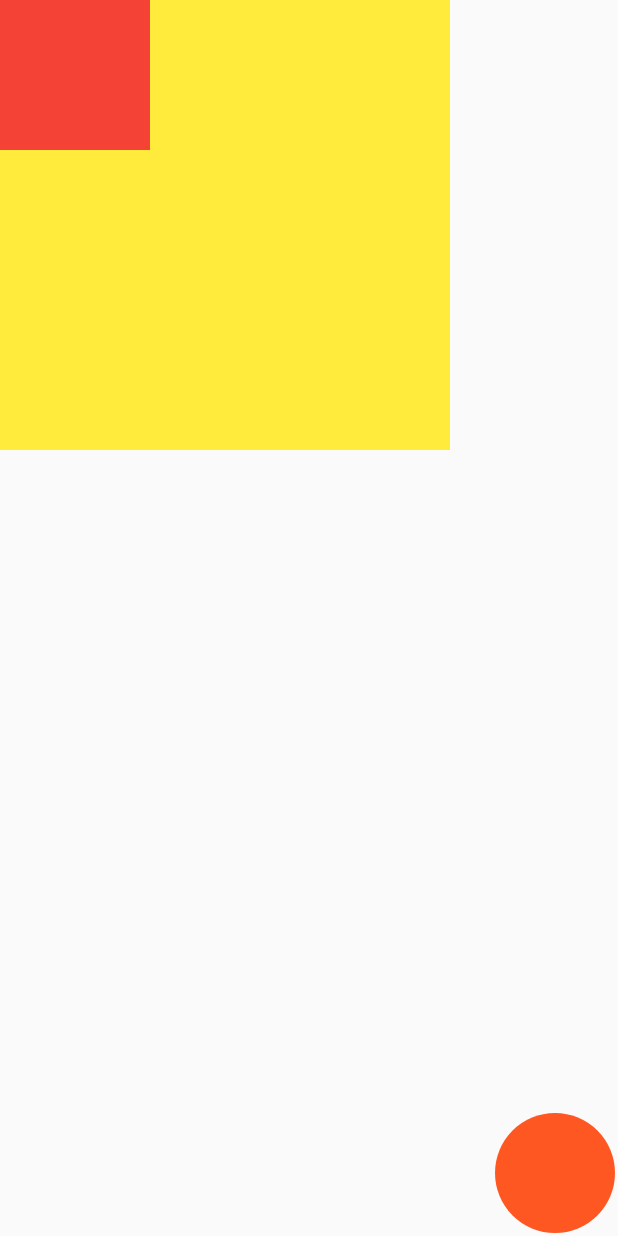
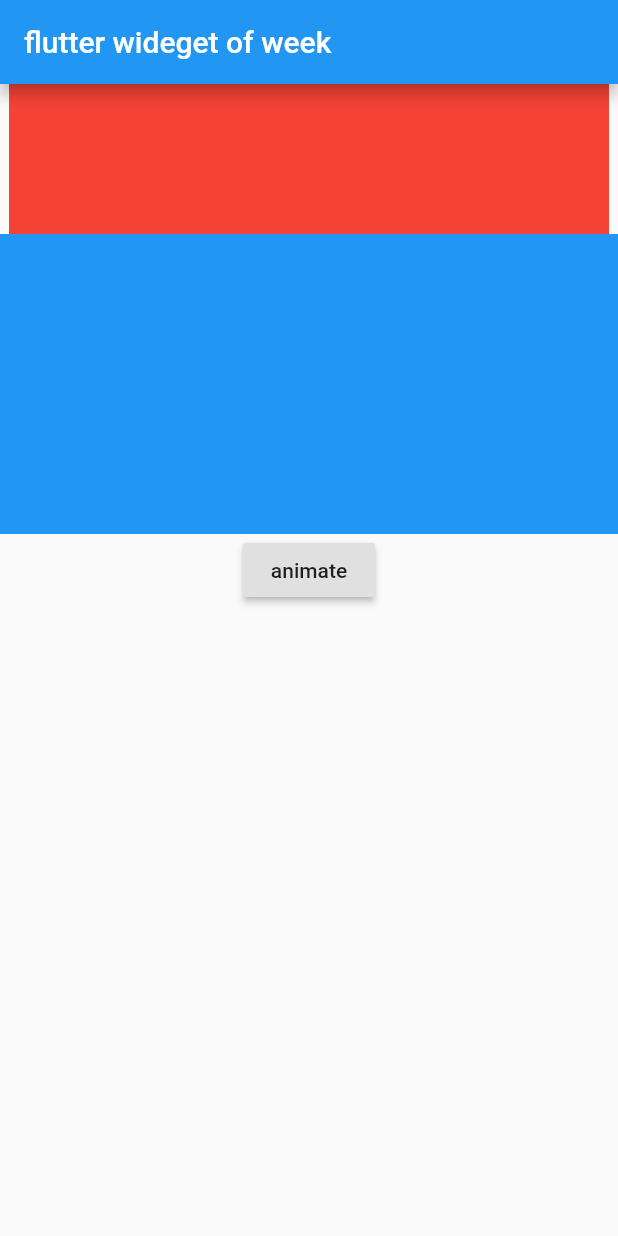
Before and after one commit to akshayyadav76/check, a Flutter app: the screen it shows after launch, on a phone screen of 412 x 824 dp. Run offline on Flutter 3.47's test engine with Material 2 defaults, Android fonts, the phone set to English and light mode, and no system bars.

Commit message:
animated container cool

```diff
--- a/lib/main.dart
+++ b/lib/main.dart
@@ -29,55 +29,48 @@ class _MyHomePageState extends State<MyHomePage> {
 
   //int _counter = 0;
 
-  void _incrementCounter() {
-    setState(() {
-     // _counter++;
-    });
-  }
+  // void _incrementCounter() {
+  //   setState(() {
+  //    // _counter++;
+  //   });
+  // }
   //samw comments
-
+var colorChagen = Colors.blue;
+ var widght  = 400.0;
   @override
   Widget build(BuildContext _) {
-    return Material(
+    return Scaffold(
+      appBar: AppBar(title: Text("flutter wideget of week")),
+  body: Column(
 
-      child:   Stack(
-              children: <Widget>[
-    ClipPath(
+    children: <Widget>[
+       AnimatedContainer(
+         duration: Duration(seconds: 1),
+          height: 100,
+          width: widght,
+         color: Colors.red,
 
+      ),
+      AnimatedContainer(
 
+        duration: Duration(seconds: 1),
+        height: 200,
+        width: double.infinity,
+       color: colorChagen,
+      ),
+      RaisedButton(
+        child: Text("animate"),
+        onPressed: (){
+          setState(() {
+            colorChagen == Colors.blue ? colorChagen = Colors.yellow:colorChagen =Colors.blue;
+            widght == 400.0 ? widght = 100:widght = 400.0;
 
-                              child: Container(
-
-                    width: 300,
-
-                    height: 300,
-
-                    color: Colors.yellow,
-
-                  ),
-
-                ),
-                Container(
-                  height: 100,
-                  width: 100,
-                  color: Colors.red,
-                ),
-                Positioned(
-
-              width: 80,height: 80,
-                  bottom:  2,right: 2,
-                  child: ClipOval(
-                                      child: Container(
-                      width: 10,
-                      height: 10,
-                      color: Colors.deepOrange,),
-                  ),
-                ),
-
-],
+          });
+        },
       ),
 
-      // This trailing comma makes auto-formatting nicer for build methods.
+    ],
+  ),
     );
   }
 
```
